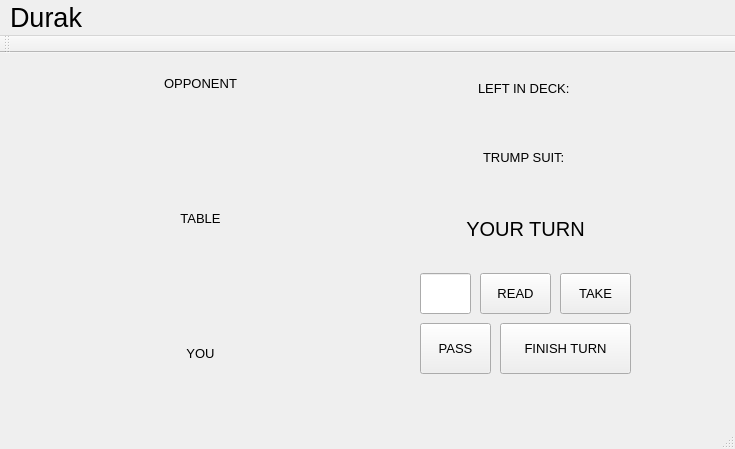
Before: the Qt Designer form mainwindow.ui in NickinAction/Durak, drawn with Qt 5.
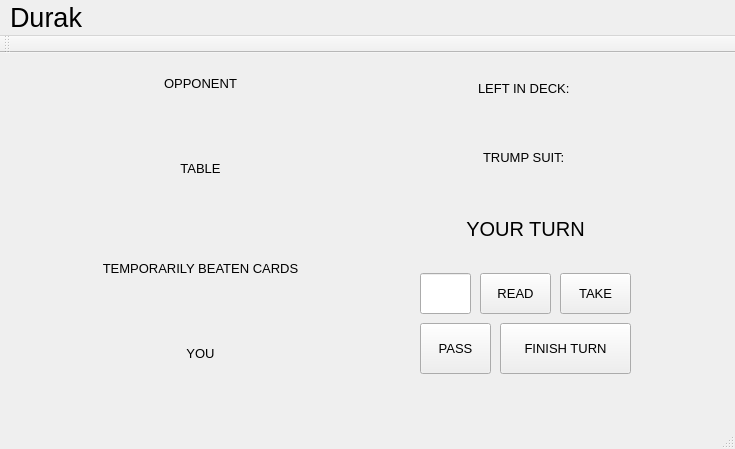
After: the same form once the commit is applied.

```diff
--- a/mainwindow.ui
+++ b/mainwindow.ui
@@ -152,7 +152,7 @@
       <x>10</x>
       <y>70</y>
       <width>381</width>
-      <height>191</height>
+      <height>91</height>
      </rect>
     </property>
     <property name="font">
@@ -221,6 +221,27 @@
      <string>TAKE</string>
     </property>
    </widget>
+   <widget class="QLabel" name="TBC">
+    <property name="geometry">
+     <rect>
+      <x>10</x>
+      <y>170</y>
+      <width>381</width>
+      <height>91</height>
+     </rect>
+    </property>
+    <property name="font">
+     <font>
+      <pointsize>10</pointsize>
+     </font>
+    </property>
+    <property name="text">
+     <string>TEMPORARILY BEATEN CARDS</string>
+    </property>
+    <property name="alignment">
+     <set>Qt::AlignCenter</set>
+    </property>
+   </widget>
   </widget>
   <widget class="QMenuBar" name="menuBar">
    <property name="geometry">
```
